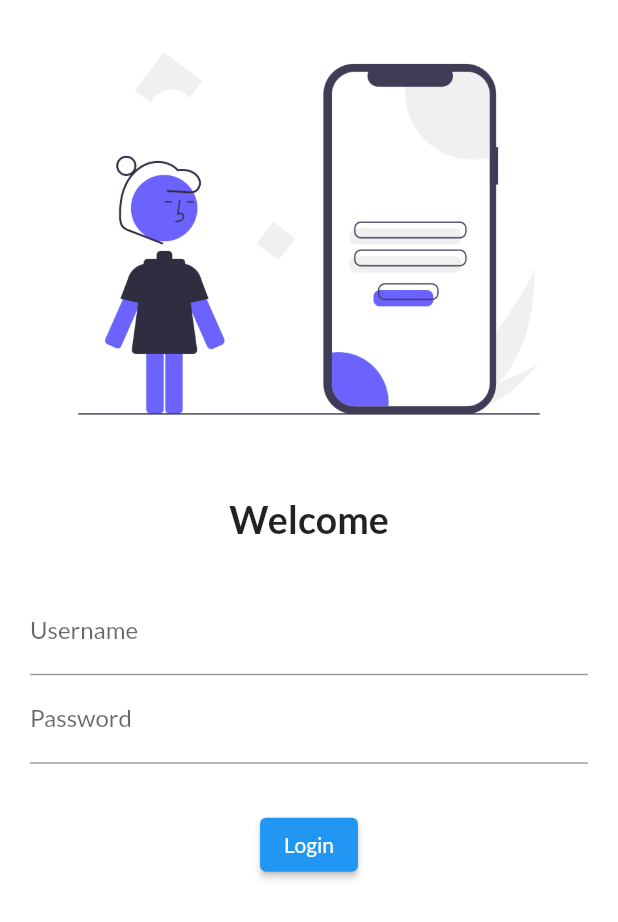
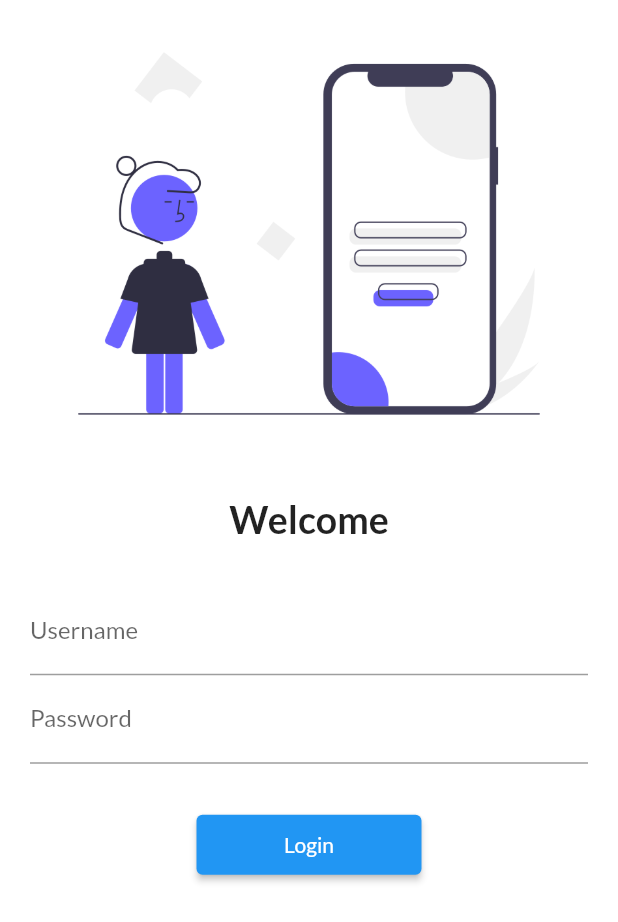
Before and after one commit to bhautik979/flutter_catalog, a Flutter app: the screen it shows after launch, on a phone screen of 412 x 824 dp. Shown: the top 922 px of the screen. Run offline on Flutter 3.47's test engine with Material 2 defaults, Android fonts, the phone set to English and light mode, and no system bars; our stand-ins replace google_fonts.

Commit message:
day 5 done

```diff
--- a/lib/Pages/login_page.dart
+++ b/lib/Pages/login_page.dart
@@ -1,4 +1,5 @@
 import 'package:flutter/material.dart';
+import 'package:flutter_catalog/utils/routes.dart';
 import 'package:google_fonts/google_fonts.dart';
 
 class LoginPage extends StatelessWidget {
@@ -44,9 +45,9 @@ class LoginPage extends StatelessWidget {
             ),
             ElevatedButton(
               child: Text("Login"),
-          style: TextButton.styleFrom(),
+              style: TextButton.styleFrom(minimumSize: Size(150, 40)),
               onPressed: () {
-            print("Hi codepur");
+                Navigator.pushNamed(context, MyRoutes.homeroute);
               },
             ),
           ],
--- a/lib/main.dart
+++ b/lib/main.dart
@@ -1,6 +1,7 @@
 import 'package:flutter/material.dart';
 import 'package:flutter_catalog/Pages/home_page.dart';
 import 'package:flutter_catalog/Pages/login_page.dart';
+import 'package:flutter_catalog/utils/routes.dart';
 import 'package:google_fonts/google_fonts.dart';
 
 void main() {
@@ -22,8 +23,8 @@ class MyApp extends StatelessWidget {
       // initialRoute: "/homepage",
       routes: {
         "/": (context) => LoginPage(),
-        "/homepage": (context) => HomePage(),
-        "/login": (context) => LoginPage()
+         MyRoutes.homeroute: (context) => HomePage(),
+        MyRoutes.loginroute: (context) => LoginPage()
       },
     );
   }
--- /dev/null
+++ b/lib/utils/routes.dart
@@ -0,0 +1,4 @@
+class MyRoutes {
+  static String loginroute = "/login";
+  static String homeroute = "/homepage";
+}
```
Lines whose indentation alone changed are shown as unchanged.
